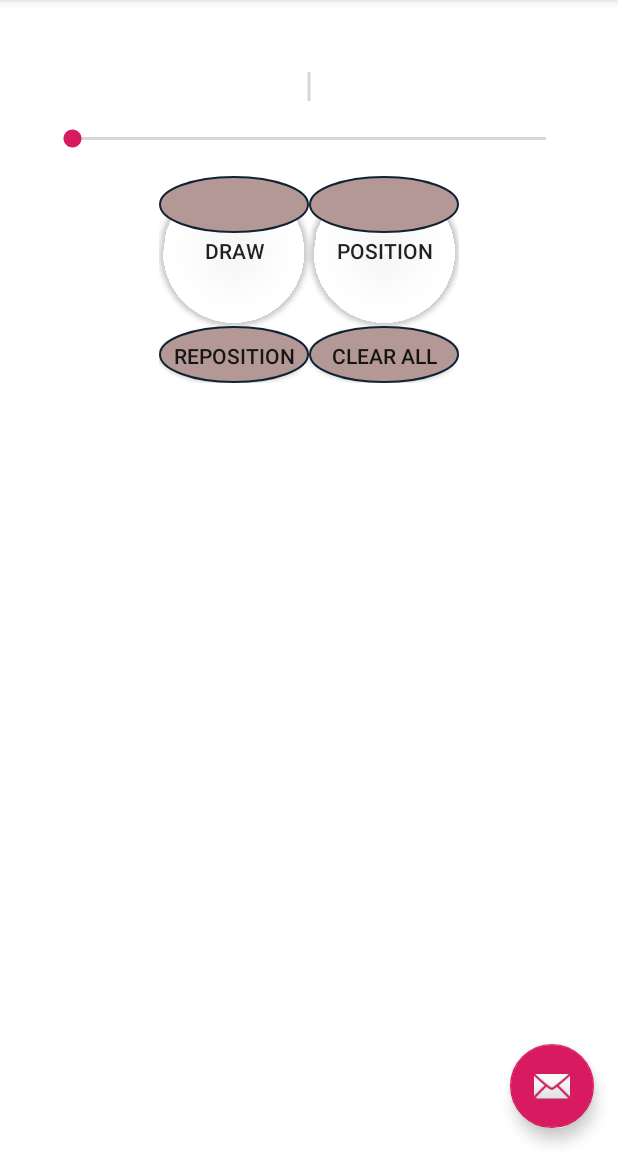
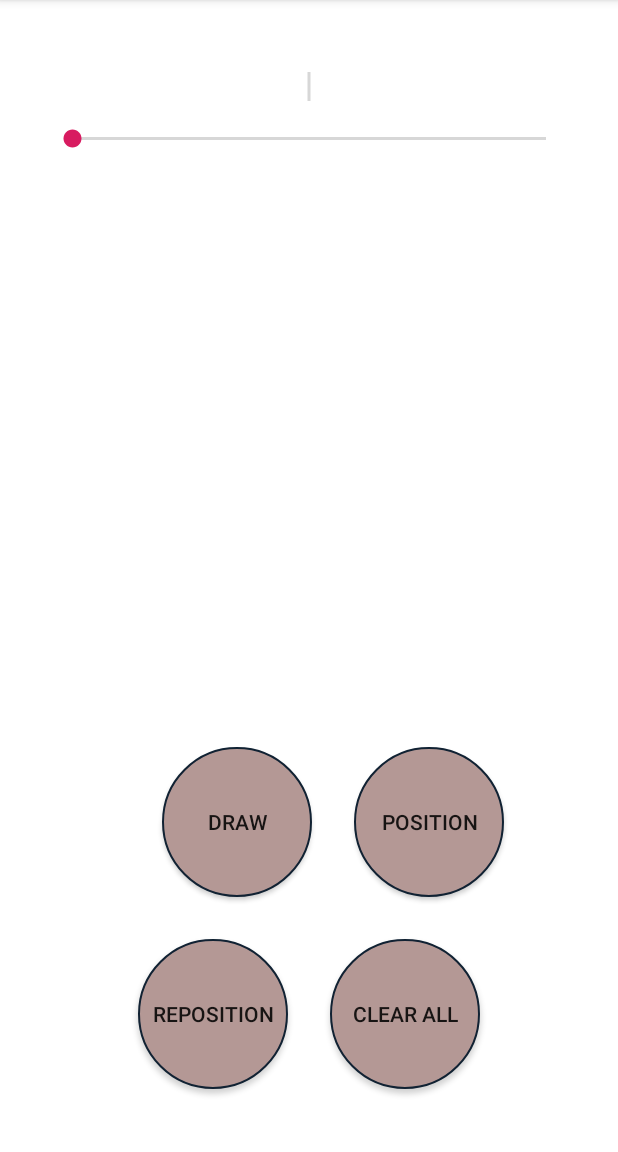
Before and after one commit to Tuddy18/android_3DMouse, an Android app: the MainActivity screen opened directly, with no data from a screen before it, on a phone screen of 412 x 824 dp, the part 84-1236 px from its top. Run offline under Robolectric (Android 15) with nearby library versions, the phone set to English and light mode, and no system bars; libraries missing offline, so code that uses them is left out: com.pes.androidmaterialcolorpickerdialog.

Commit message:
Pointer settings made singleton

```diff
--- a/app/src/main/java/com/example/firstapp/activities/MainActivity.java
+++ b/app/src/main/java/com/example/firstapp/activities/MainActivity.java
@@ -47,7 +47,7 @@ public class MainActivity extends AppCompatActivity {
         mSensorManager = (SensorManager)getSystemService(SENSOR_SERVICE);
         mAccelerometer = mSensorManager.getDefaultSensor(Sensor.TYPE_LINEAR_ACCELERATION);
 
-        pointerSettings = new PointerSettings();
+        pointerSettings = PointerSettings.getInstance();
         pointerRecorder = new PointerRecorder(pointerSettings, BufferManager.getInstance());
         acceleratorEventListener = new AcceleratorEventListener(pointerSettings, pointerRecorder);
         mSensorManager.registerListener(acceleratorEventListener, mAccelerometer, SensorManager.SENSOR_DELAY_NORMAL);
@@ -69,15 +69,6 @@ public class MainActivity extends AppCompatActivity {
         setContentView(R.layout.activity_main);
         Toolbar toolbar = findViewById(R.id.toolbar);
         setSupportActionBar(toolbar);
-
-        FloatingActionButton fab = findViewById(R.id.fab);
-        fab.setOnClickListener(new View.OnClickListener() {
-            @Override
-            public void onClick(View view) {
-                Snackbar.make(view, "Replace with your own action", Snackbar.LENGTH_LONG)
-                        .setAction("Action", null).show();
-            }
-        });
 
 
         Button positionButton = findViewById(R.id.position);
@@ -126,7 +117,6 @@ public class MainActivity extends AppCompatActivity {
 
         if(item.getItemId() == R.id.action_settings) {
             Intent intent = new Intent(getApplicationContext(), settingsActivity.getClass());
-            intent.putExtra("PointerSettings", pointerSettings);
             startActivity(intent);
         } else if(item.getItemId() == R.id.action_about) {
             startActivity(new Intent(getApplicationContext(), AboutActivity.class));
--- a/app/src/main/java/com/example/firstapp/activities/PointerSettings.java
+++ b/app/src/main/java/com/example/firstapp/activities/PointerSettings.java
@@ -1,9 +1,11 @@
 package com.example.firstapp.activities;
 
+import com.example.firstapp.interfaces.IPointerRecorder;
 import com.example.firstapp.interfaces.IPointerSettings;
 
 public class PointerSettings implements IPointerSettings {
 
+    private static IPointerSettings instance;
     private String color = "#f4426b";
     private double sensibility = 0.8;
     private double granularity = 1.0;
@@ -12,48 +14,55 @@ public class PointerSettings implements IPointerSettings {
     private int defaultColorG = 0;
     private int defaultColorB = 0;
 
-    @Override
+
     public int getDefaultColorR() {
         return defaultColorR;
     }
 
-    @Override
+
     public int getDefaultColorG() {
         return defaultColorG;
     }
 
-    @Override
+
     public int getDefaultColorB() {
         return defaultColorB;
     }
 
-    @Override
+
     public String getColor() {
         return color;
     }
 
-    @Override
+
     public double getSensibility() {
         return sensibility;
     }
 
-    @Override
+
     public double getGranularity() {
         return granularity;
     }
 
-    @Override
-    public void setColor(String color) {
+
+    public void setColor(String color){
         this.color = color;
     }
 
-    @Override
+
     public void setSensibility(double sensibility) {
         this.sensibility = sensibility;
     }
 
-    @Override
+
     public void setGranularity(double granularity) {
         this.granularity = granularity;
     }
+
+    public static IPointerSettings getInstance() {
+        if(instance == null){
+            instance = new PointerSettings();
+        }
+        return instance;
+    }
 }
--- a/app/src/main/java/com/example/firstapp/activities/SettingsActivity.java
+++ b/app/src/main/java/com/example/firstapp/activities/SettingsActivity.java
@@ -25,7 +25,7 @@ public class SettingsActivity extends AppCompatActivity{
     protected void onCreate(Bundle savedInstanceState) {
         super.onCreate(savedInstanceState);
 
-        pointerSettings = (IPointerSettings) getIntent().getSerializableExtra("PointerSettings");
+        pointerSettings = PointerSettings.getInstance();
         initColorPicker();
 
         setContentView(R.layout.settings);
--- a/app/src/main/res/layout/activity_main.xml
+++ b/app/src/main/res/layout/activity_main.xml
@@ -24,12 +24,5 @@
 
     <include layout="@layout/content_main" />
 
-    <android.support.design.widget.FloatingActionButton
-        android:id="@+id/fab"
-        android:layout_width="wrap_content"
-        android:layout_height="wrap_content"
-        android:layout_gravity="bottom|end"
-        android:layout_margin="@dimen/fab_margin"
-        app:srcCompat="@android:drawable/ic_dialog_email" />
 
 </android.support.design.widget.CoordinatorLayout>
--- a/app/src/main/res/layout/content_main.xml
+++ b/app/src/main/res/layout/content_main.xml
@@ -8,10 +8,50 @@
     tools:context=".activities.MainActivity"
     tools:showIn="@layout/activity_main">
 
+    <Button
+        android:id="@+id/draw"
+        android:layout_width="wrap_content"
+        android:layout_height="wrap_content"
+        android:layout_marginStart="108dp"
+        android:layout_marginTop="300dp"
+        android:text="@string/drawBtnText"
+        app:layout_constraintStart_toStartOf="parent"
+        app:layout_constraintTop_toBottomOf="@+id/linearLayout" />
+
+    <Button
+        android:id="@+id/position"
+        android:layout_width="wrap_content"
+        android:layout_height="wrap_content"
+        android:layout_marginStart="28dp"
+        android:layout_marginTop="300dp"
+        android:text="@string/positionBtnText"
+        app:layout_constraintStart_toEndOf="@+id/draw"
+        app:layout_constraintTop_toBottomOf="@+id/linearLayout" />
+
+    <Button
+        android:id="@+id/reposition"
+        android:layout_width="wrap_content"
+        android:layout_height="wrap_content"
+        android:layout_marginStart="92dp"
+        android:layout_marginTop="28dp"
+        android:text="@string/repositionBtnText"
+        app:layout_constraintStart_toStartOf="parent"
+        app:layout_constraintTop_toBottomOf="@+id/draw" />
+
+    <Button
+        android:id="@+id/clear"
+        android:layout_width="wrap_content"
+        android:layout_height="wrap_content"
+        android:layout_marginStart="28dp"
+        android:layout_marginTop="28dp"
+        android:text="@string/clearBtnText"
+        app:layout_constraintStart_toEndOf="@+id/reposition"
+        app:layout_constraintTop_toBottomOf="@+id/position" />
 
     <LinearLayout xmlns:android="http://schemas.android.com/apk/res/android"
+        android:id="@+id/linearLayout"
         android:layout_width="match_parent"
-        android:layout_height="488dp"
+        android:layout_height="198dp"
         android:orientation="vertical"
         android:padding="16dp"
         app:layout_constraintTop_toTopOf="parent"
@@ -50,47 +90,6 @@
         </LinearLayout>
 
 
-        <TableLayout xmlns:android="http://schemas.android.com/apk/res/android"
-            android:id="@+id/tableLayout1"
-            android:layout_width="wrap_content"
-            android:layout_height="138dp"
-            android:layout_gravity="center_horizontal">
-
-            <TableRow>
-
-                <Button
-                    android:id="@+id/draw"
-                    android:layout_width="wrap_content"
-                    android:layout_height="wrap_content"
-                    android:text="@string/drawBtnText" />
-
-                <Button
-                    android:id="@+id/position"
-                    android:layout_width="wrap_content"
-                    android:layout_height="wrap_content"
-                    android:text="@string/positionBtnText" />
-
-            </TableRow>
-
-            <TableRow>
-
-                <Button
-                    android:id="@+id/reposition"
-                    android:layout_width="wrap_content"
-                    android:layout_height="wrap_content"
-                    android:text="@string/repositionBtnText" />
-
-                <Button
-                    android:id="@+id/clear"
-                    android:layout_width="wrap_content"
-                    android:layout_height="wrap_content"
-                    android:text="@string/clearBtnText" />
-
-            </TableRow>
-
-        </TableLayout>
-
-
     </LinearLayout>
 
 
```
